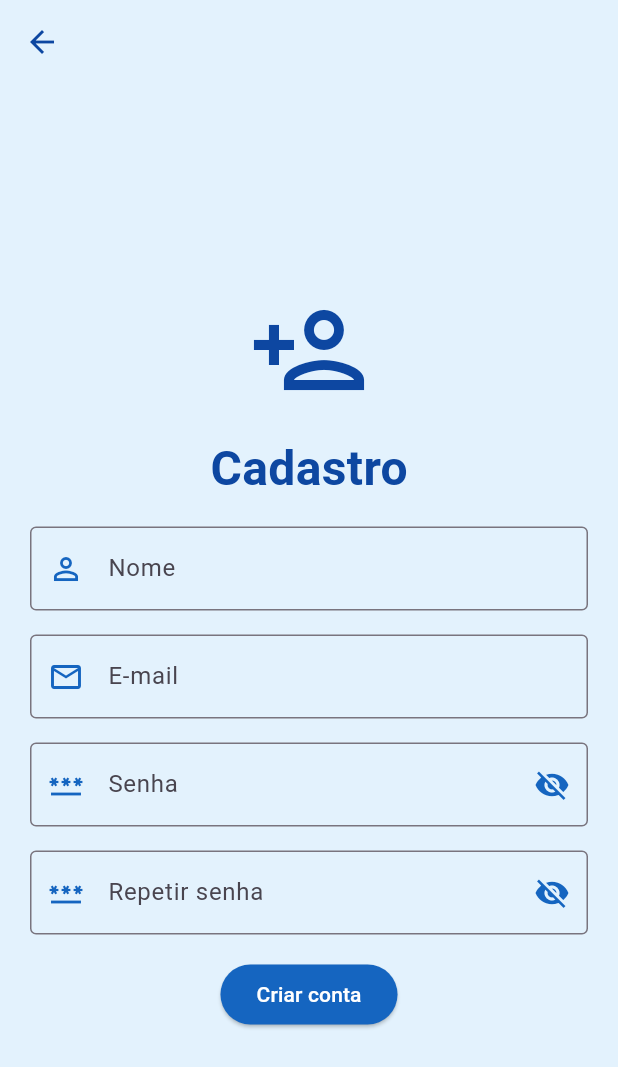
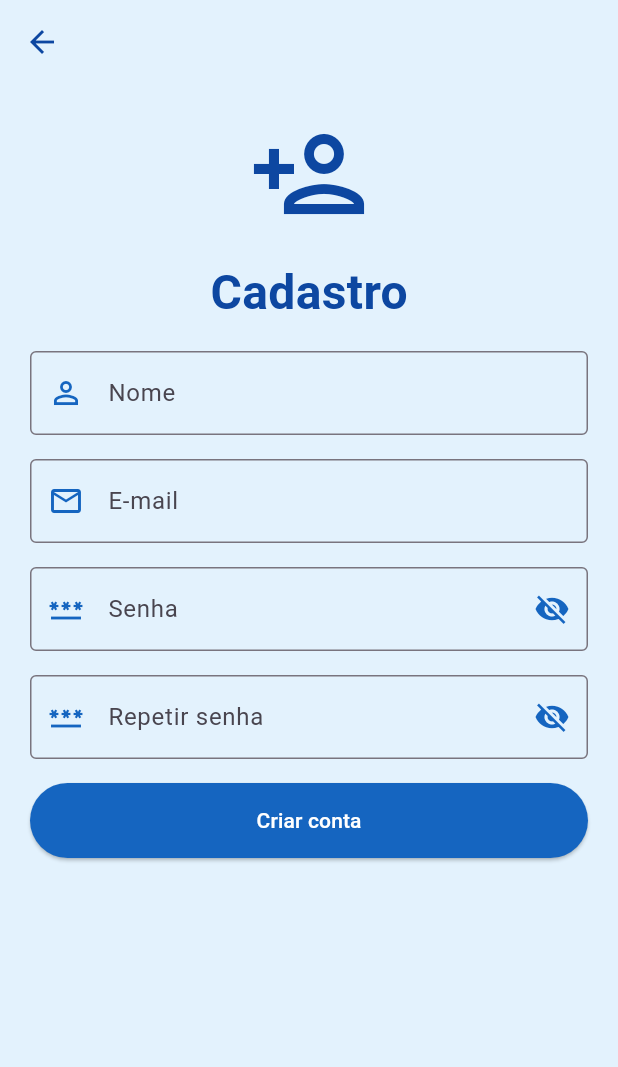
Before and after one commit to Eduardo-Capatti/atomix, a Flutter app: the CadastroPage screen opened by its route, on a phone screen of 412 x 824 dp. Shown: the top 1067 px of the screen. Run offline on Flutter 3.47's test engine with Material 3 defaults, Android fonts, the phone set to English and light mode, and no system bars; our stand-ins replace firebase_auth, firebase_core, youtube_player_iframe; accounts and stored records are empty.

Commit message:
feat: adicionar conexão com firebase em cadastro
Added registration function with Firebase authentication, including error handling and user feedback.

```diff
--- a/lib/cadastro.dart
+++ b/lib/cadastro.dart
@@ -1,6 +1,9 @@
 import 'package:flutter/material.dart';
+import 'package:firebase_auth/firebase_auth.dart';
 
 class CadastroPage extends StatefulWidget {
+  const CadastroPage({super.key});
+
   @override
   State<CadastroPage> createState() => _CadastroPageState();
 }
@@ -14,19 +17,72 @@ class _CadastroPageState extends State<CadastroPage> {
   bool esconderSenha = true;
   bool esconderRepetirSenha = true;
 
+  // Função de registro integrada
+  Future<void> onRegister(BuildContext context) async {
+    //Verificar se as senhas são iguais
+    if (txtSenha.text != txtRepetirSenha.text) {
+      ScaffoldMessenger.of(context).showSnackBar(
+        const SnackBar(
+          content: Text("As senhas não são iguais!"),
+          backgroundColor: Colors.red,
+          behavior: SnackBarBehavior.floating,
+        ),
+      );
+      return;
+    }
+
+    try {
+      //Criar usuário
+      var credential = await FirebaseAuth.instance
+          .createUserWithEmailAndPassword(
+            email: txtEmail.text
+                .trim(), // .trim() remove espaços vazios acidentais
+            password: txtSenha.text,
+          );
+
+      // Colocar nome do usuário no perfil
+      await credential.user!.updateDisplayName(txtNome.text);
+
+      //verificação se tudo estiver correto ir para a página de módulos
+      if (mounted) {
+        Navigator.pushReplacementNamed(context, "/modulos");
+      }
+    } on FirebaseAuthException catch (ex) {
+      // Traduzir os erros dos firebase para o português
+      String errorMessage = ex.message ?? "Erro desconhecido";
+
+      if (ex.code == 'weak-password') {
+        errorMessage = 'A senha fornecida é muito fraca (mínimo 6 caracteres).';
+      } else if (ex.code == 'email-already-in-use') {
+        errorMessage = 'Já existe uma conta com este e-mail.';
+      } else if (ex.code == 'invalid-email') {
+        errorMessage = 'O e-mail fornecido não é válido.';
+      }
+
+      final snackBar = SnackBar(
+        content: Text(errorMessage),
+        backgroundColor: Colors.red,
+        behavior: SnackBarBehavior.floating,
+      );
+      if (mounted) {
+        ScaffoldMessenger.of(context).showSnackBar(snackBar);
+      }
+    }
+  }
+
   @override
   Widget build(BuildContext context) {
     return Scaffold(
       backgroundColor: Colors.blue[50],
-
       appBar: AppBar(
         backgroundColor: Colors.transparent,
         elevation: 0,
         foregroundColor: Colors.blue[900],
       ),
-
       body: Container(
-        margin: EdgeInsets.all(20),
+        margin: const EdgeInsets.all(20),
+        child: SingleChildScrollView(
+          // Adicionado para evitar erro de tela pequena com o teclado
           child: Column(
             mainAxisAlignment: MainAxisAlignment.center,
             children: [
@@ -35,9 +91,7 @@ class _CadastroPageState extends State<CadastroPage> {
                 size: 80,
                 color: Colors.blue[900],
               ),
-
-            SizedBox(height: 16),
-
+              const SizedBox(height: 16),
               Text(
                 "Cadastro",
                 style: TextStyle(
@@ -46,41 +100,41 @@ class _CadastroPageState extends State<CadastroPage> {
                   color: Colors.blue[900],
                 ),
               ),
-
-            SizedBox(height: 16),
-
+              const SizedBox(height: 16),
               TextField(
                 controller: txtNome,
                 decoration: InputDecoration(
-                border: OutlineInputBorder(),
+                  border: const OutlineInputBorder(),
                   labelText: "Nome",
-                prefixIcon:
-                    Icon(Icons.person_outline, color: Colors.blue[800]),
+                  prefixIcon: Icon(
+                    Icons.person_outline,
+                    color: Colors.blue[800],
                   ),
                 ),
-
-            SizedBox(height: 16),
-
+              ),
+              const SizedBox(height: 16),
               TextField(
                 controller: txtEmail,
                 decoration: InputDecoration(
-                border: OutlineInputBorder(),
+                  border: const OutlineInputBorder(),
                   labelText: "E-mail",
-                prefixIcon:
-                    Icon(Icons.email_outlined, color: Colors.blue[800]),
+                  prefixIcon: Icon(
+                    Icons.email_outlined,
+                    color: Colors.blue[800],
                   ),
                 ),
-
-            SizedBox(height: 16),
-
+              ),
+              const SizedBox(height: 16),
               TextField(
                 controller: txtSenha,
                 obscureText: esconderSenha,
                 decoration: InputDecoration(
-                border: OutlineInputBorder(),
+                  border: const OutlineInputBorder(),
                   labelText: "Senha",
-                prefixIcon:
-                    Icon(Icons.password_outlined, color: Colors.blue[800]),
+                  prefixIcon: Icon(
+                    Icons.password_outlined,
+                    color: Colors.blue[800],
+                  ),
                   suffixIcon: IconButton(
                     onPressed: () {
                       setState(() {
@@ -88,25 +142,23 @@ class _CadastroPageState extends State<CadastroPage> {
                       });
                     },
                     icon: Icon(
-                    esconderSenha
-                        ? Icons.visibility_off
-                        : Icons.visibility,
+                      esconderSenha ? Icons.visibility_off : Icons.visibility,
                       color: Colors.blue[800],
                     ),
                   ),
                 ),
               ),
-
-            SizedBox(height: 16),
-
+              const SizedBox(height: 16),
               TextField(
                 controller: txtRepetirSenha,
                 obscureText: esconderRepetirSenha,
                 decoration: InputDecoration(
-                border: OutlineInputBorder(),
+                  border: const OutlineInputBorder(),
                   labelText: "Repetir senha",
-                prefixIcon:
-                    Icon(Icons.password_outlined, color: Colors.blue[800]),
+                  prefixIcon: Icon(
+                    Icons.password_outlined,
+                    color: Colors.blue[800],
+                  ),
                   suffixIcon: IconButton(
                     onPressed: () {
                       setState(() {
@@ -122,19 +174,21 @@ class _CadastroPageState extends State<CadastroPage> {
                   ),
                 ),
               ),
-
-            SizedBox(height: 16),
-
+              const SizedBox(height: 16),
               ElevatedButton(
                 style: ElevatedButton.styleFrom(
                   backgroundColor: Colors.blue[800],
                   foregroundColor: Colors.white,
+                  minimumSize: const Size.fromHeight(
+                    50,
+                  ), // Deixa o botão mais largo
                 ),
-              onPressed: () =>
-                  Navigator.pushNamed(context, "/modulos"),
-              child: Text("Criar conta"),
+                // Chama a nossa nova função passando o context
+                onPressed: () => onRegister(context),
+                child: const Text("Criar conta"),
               ),
             ],
+          ),
         ),
       ),
     );
```
Lines whose indentation alone changed are shown as unchanged.
